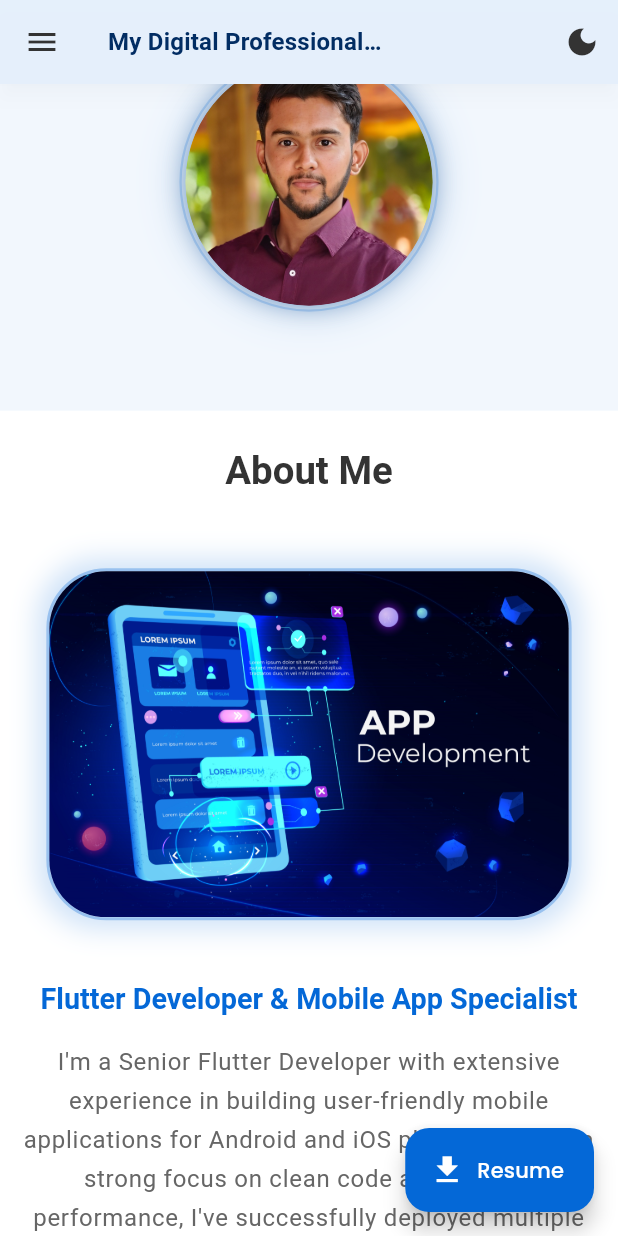
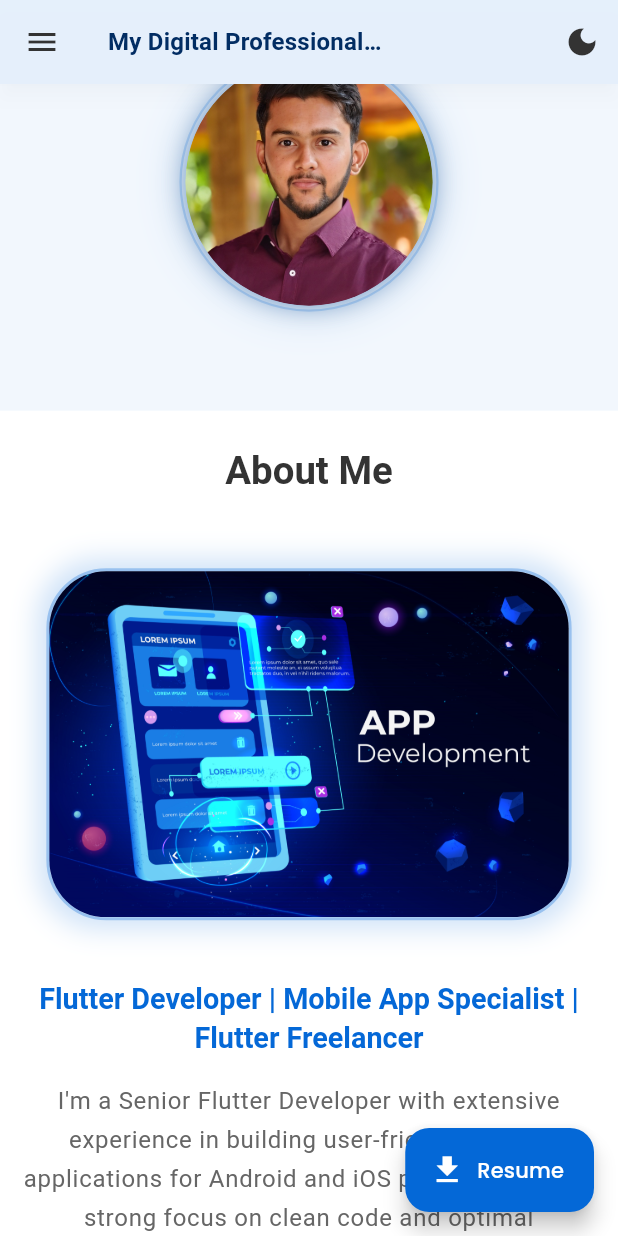
Before and after one commit to ImRugved/my_portfolio, a Flutter app: the screen it shows after launch, scrolled down 576 dp, on a phone screen of 412 x 824 dp. Run offline on Flutter 3.47's test engine with Material 3 defaults, Android fonts, the phone set to English and light mode, and no system bars; drawn by our look-alikes of animated_text_kit, flutter_animate; our stand-ins replace cached_network_image, cloud_firestore, file_picker, firebase_core, flutter_staggered_animations, font_awesome_flutter and 5 more; missing offline and left inert: dart:html, file_saver, odometer; accounts and stored records are empty; network calls fail.

Commit message:
message changed

```diff
--- a/lib/constants/portfolio_data.dart
+++ b/lib/constants/portfolio_data.dart
@@ -12,7 +12,7 @@ Senior Flutter Developer with proven expertise in building user-friendly mobile
   static const List<String> roles = [
     'Senior Flutter Developer',
     'Mobile Application Developer',
-    'Cross-Platform App Developer',
+    'Flutter Freelancer',
   ];
   static const List<String> headings = [
     'My Digital Professional Footprint',
@@ -236,7 +236,7 @@ Senior Flutter Developer with proven expertise in building user-friendly mobile
   ];
 
   static const Map<String, String> aboutMe = {
-    'title': 'Flutter Developer & Mobile App Specialist',
+    'title': 'Flutter Developer | Mobile App Specialist | Flutter Freelancer',
     'description1':
         'I\'m a Senior Flutter Developer with extensive experience in building user-friendly mobile applications for Android and iOS platforms. With a strong focus on clean code and optimal performance, I\'ve successfully deployed multiple apps on Play Store and Apple App Store, revolutionizing operational efficiency and increasing user engagement.',
     'description2':
```
